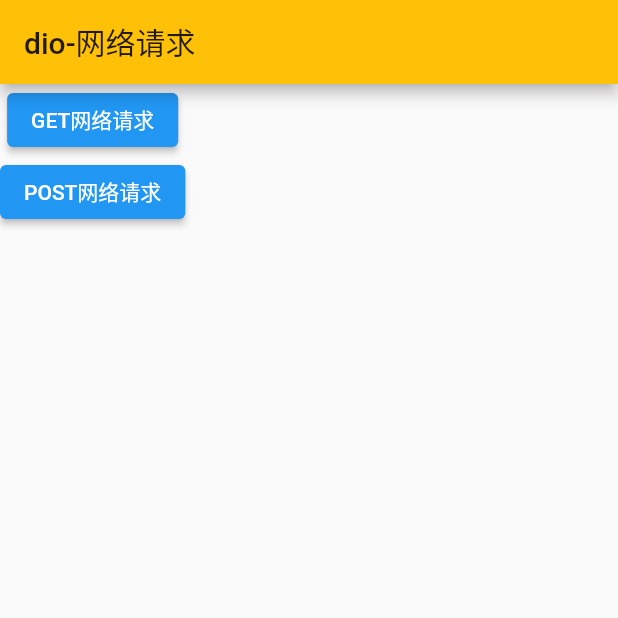
After one commit to gdhGaoFei/flutter_study, a Flutter app: the screen it shows after launch, on a phone screen of 412 x 824 dp, the top half of it. The commit adds this screen. Run offline on Flutter 3.47's test engine with Material 2 defaults, Android fonts, the phone set to English and light mode, and no system bars; our stand-ins replace dio, flutter_easyrefresh, flutter_screenutil, flutter_swiper; missing offline and left inert: provide.

Commit message:
==== 准备项目实践

```diff
--- /dev/null
+++ b/FlutterApp/20210625001/flutter_test_1/lib/Dio/dio_demo1.dart
@@ -0,0 +1,98 @@
+// 网络请求的练习
+import 'package:dio/dio.dart';
+import 'package:flutter/material.dart';
+
+class DioDemo1 extends StatefulWidget {
+  //const DioDemo1({ Key? key }) : super(key: key);
+
+  @override
+  _DioDemo1State createState() => _DioDemo1State();
+}
+
+class _DioDemo1State extends State<DioDemo1> {
+  //网络请求的管理类
+  Dio _dio;
+
+  @override
+  void initState() {
+    // TODO: implement initState
+    super.initState();
+    /*
+    _dio = Dio();
+    _dio.options.baseUrl = "https://api.sprakle.io/app/v2/";
+    // 链接超时
+    _dio.options.connectTimeout = 5000;
+    // 接口反应时长
+    _dio.options.receiveTimeout = 3000;
+    */
+    var options = BaseOptions(
+      receiveTimeout: 3000,
+      connectTimeout: 5000,
+      baseUrl: "https://api.sprakle.io/app/v2/",
+    );
+    _dio = Dio(options);
+  }
+
+  @override
+  Widget build(BuildContext context) {
+    return Scaffold(
+      appBar: AppBar(
+        title: Text("dio-网络请求"),
+      ),
+      body: Column(
+        children: [
+          ElevatedButton(
+            onPressed: () {
+              _getDemo();
+            },
+            child: Text("GET网络请求"),
+          ),
+          ElevatedButton(
+            onPressed: () {
+              _postDemo();
+            },
+            child: Text("POST网络请求"),
+          ),
+        ],
+      ),
+    );
+  }
+
+  // GET请求
+  void _getDemo() async {
+    // var result = await Dio().get(
+    //   "https://api.sprakle.io/app/v2/currency/getCurrencys",
+    //   queryParameters: {
+    //     "currencyType": "1",
+    //   },
+    // );
+    // print(result);
+    String url1 =
+        "currency/getCurrencys"; //"https://api.sprakle.io/app/v2/currency/getCurrencys";
+    var result1 = await _dio.get(
+      url1,
+      queryParameters: {
+        "currencyType": "1",
+      },
+    );
+    print(result1);
+  }
+
+  // POST请求
+  void _postDemo() async {
+    var result = await Dio().post(
+      "https://api.sprakle.io/app/v2/user/getLevelList",
+      queryParameters: {
+        // "platform": "1",
+      },
+      options: Options(
+        headers: {
+          "language": "en_US",
+          "token": "",
+        },
+        contentType: Headers.jsonContentType,
+      ),
+    );
+    print(result);
+  }
+}
--- a/FlutterApp/20210625001/flutter_test_1/lib/main.dart
+++ b/FlutterApp/20210625001/flutter_test_1/lib/main.dart
@@ -1,6 +1,12 @@
 import 'package:flutter/material.dart';
+import 'package:flutter_test_1/Dio/dio_demo1.dart';
+import 'package:flutter_test_1/Performance/p_countProvider.dart';
+import 'package:flutter_test_1/Performance/p_debugDemo.dart';
+import 'package:flutter_test_1/Performance/p_demo1.dart';
+import 'package:flutter_test_1/Performance/p_provider.dart';
 import 'package:flutter_test_1/Widget/Demo001.dart';
 import 'package:flutter_test_1/Widget/alert_dialog_demo.dart';
+import 'package:flutter_test_1/Widget/cart_demo.dart';
 import 'package:flutter_test_1/Widget/demo002.dart';
 import 'package:flutter_test_1/Widget/demo003.dart';
 import 'package:flutter_test_1/Widget/demo004.dart';
@@ -8,9 +14,22 @@ import 'package:flutter_test_1/Widget/demo005.dart';
 import 'package:flutter_test_1/Widget/demo006.dart';
 import 'package:flutter_test_1/Widget/grid_view_demo.dart';
 import 'package:flutter_test_1/Widget/table_demo.dart';
+import 'package:provider/provider.dart';
 
 main() {
-  runApp(MyApp());
+  runApp(MultiProvider(
+    providers: [
+      ChangeNotifierProvider(
+        create: (context) => CountProvider(),
+      ),
+    ],
+    child: MyApp(),
+  )
+      // ChangeNotifierProvider(
+      //   create: (context) => CountProvider(),
+      //   child: MyApp(),
+      // ),
+      );
 }
 
 class MyApp extends StatelessWidget {
@@ -29,8 +48,20 @@ class MyApp extends StatelessWidget {
         "gridView": (context) => GridViewDemo(), // 网格布局
         "alertView": (context) => AlertDialogDemo(), // 弹窗 alert
         "table": (context) => TableDemo(), //表格
+        "cart": (context) => CartViewDemo(), // 卡片
+
+        ///性能优化
+        "pDemo1": (context) => PODemo1(), // 性能优化
+        "debug": (context) => PODebugDemo(), // 调试
+
+        // 全局变量
+        "provider": (context) => POProviderDemo(), // 全局变量
+        "provider2": (context) => POTestProviderDemo(), // 测试全局状态变量
+
+        // dio 网络相关
+        "dio1": (context) => DioDemo1(), // 网络请求--dio
       },
-      initialRoute: "table",
+      initialRoute: "dio1",
       theme: ThemeData(
         primaryColor: Colors.amber,
       ),
--- a/FlutterApp/20210625001/flutter_test_1/pubspec.yaml
+++ b/FlutterApp/20210625001/flutter_test_1/pubspec.yaml
@@ -28,6 +28,12 @@ dependencies:
   # The following adds the Cupertino Icons font to your application.
   # Use with the CupertinoIcons class for iOS style icons.
   cupertino_icons: ^1.0.0
+
+  # 全局状态变量
+  provider: ^4.3.2+3
+
+  # 网络请求
+  dio: ^4.0.0
 
 dev_dependencies:
   flutter_test:
```
Also changed, not shown: FlutterApp/20210625001/flutter_test_1/lib/Performance/p_countProvider.dart (added, +17 -0 lines), FlutterApp/20210625001/flutter_test_1/lib/Performance/p_debugDemo.dart (added, +56 -0 lines), FlutterApp/20210625001/flutter_test_1/lib/Performance/p_demo1.dart (added, +86 -0 lines), FlutterApp/20210625001/flutter_test_1/lib/Performance/p_provider.dart (added, +66 -0 lines), FlutterApp/20210625001/flutter_test_1/lib/Widget/cart_demo.dart (added, +120 -0 lines), FlutterApp/20210625001/flutter_test_1/lib/Widget/table_demo.dart (+76 -5 lines), FlutterApp/20210625001/flutter_test_1/pubspec.lock, 1 other file.
